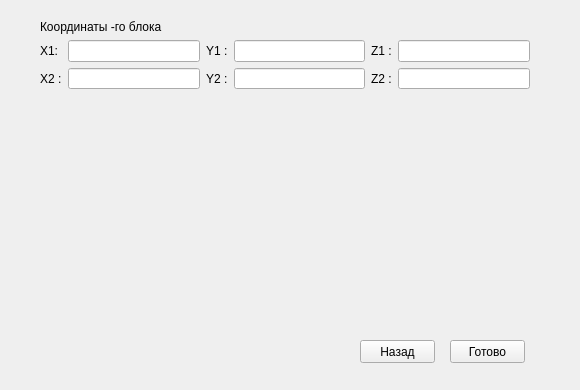
Old version of the form src/gui/Form.ui in the repository v-burlaka/Data.
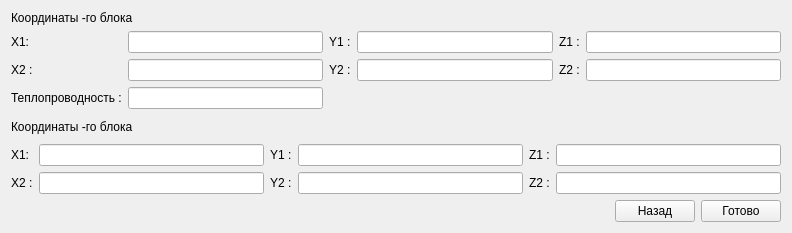
New version of the form.

Patch:
```diff
--- a/src/gui/Form.ui
+++ b/src/gui/Form.ui
@@ -6,48 +6,17 @@
    <rect>
     <x>0</x>
     <y>0</y>
-    <width>580</width>
-    <height>390</height>
+    <width>792</width>
+    <height>233</height>
    </rect>
   </property>
   <property name="windowTitle">
    <string>Form</string>
   </property>
-  <widget class="QPushButton" name="pushButton">
-   <property name="geometry">
-    <rect>
-     <x>450</x>
-     <y>340</y>
-     <width>75</width>
-     <height>23</height>
-    </rect>
-   </property>
-   <property name="text">
-    <string>Готово</string>
-   </property>
-  </widget>
-  <widget class="QPushButton" name="pushButton_2">
-   <property name="geometry">
-    <rect>
-     <x>360</x>
-     <y>340</y>
-     <width>75</width>
-     <height>23</height>
-    </rect>
-   </property>
-   <property name="text">
-    <string>Назад</string>
-   </property>
-  </widget>
-  <widget class="QWidget" name="">
-   <property name="geometry">
-    <rect>
-     <x>40</x>
-     <y>20</y>
-     <width>490</width>
-     <height>69</height>
-    </rect>
-   </property>
+  <layout class="QGridLayout" name="gridLayout_3">
+   <item row="0" column="0">
+    <layout class="QVBoxLayout" name="verticalLayout_2">
+     <item>
    <layout class="QVBoxLayout" name="verticalLayout">
     <item>
      <widget class="QLabel" name="label_7">
@@ -62,7 +31,7 @@
        <widget class="QLineEdit" name="lineEdit"/>
       </item>
       <item row="0" column="0">
-       <widget class="QLabel" name="label">
+          <widget class="QLabel" name="label_x1">
         <property name="text">
          <string>X1:</string>
         </property>
@@ -91,37 +60,156 @@
         </property>
        </widget>
       </item>
-      <item row="1" column="2">
-       <widget class="QLabel" name="label_5">
-        <property name="text">
-         <string>Y2 :</string>
-        </property>
-       </widget>
-      </item>
-      <item row="0" column="2">
-       <widget class="QLabel" name="label_6">
-        <property name="text">
-         <string>Y1 :</string>
-        </property>
-       </widget>
-      </item>
       <item row="0" column="5">
        <widget class="QLineEdit" name="lineEdit_3"/>
       </item>
-      <item row="1" column="4">
-       <widget class="QLabel" name="label_4">
+         <item row="1" column="2">
+          <widget class="QLabel" name="label_y2">
         <property name="text">
-         <string>Z2 :</string>
+            <string>Y2 :</string>
+           </property>
+          </widget>
+         </item>
+         <item row="0" column="2">
+          <widget class="QLabel" name="label_y1">
+           <property name="text">
+            <string>Y1 :</string>
         </property>
        </widget>
       </item>
       <item row="1" column="5">
        <widget class="QLineEdit" name="lineEdit_4"/>
       </item>
+         <item row="1" column="4">
+          <widget class="QLabel" name="label_z2">
+           <property name="text">
+            <string>Z2 :</string>
+           </property>
+          </widget>
+         </item>
+         <item row="2" column="0">
+          <widget class="QLabel" name="label">
+           <property name="text">
+            <string>Теплопроводность :</string>
+           </property>
+          </widget>
+         </item>
+         <item row="2" column="1">
+          <widget class="QLineEdit" name="lineEdit_13"/>
+         </item>
      </layout>
     </item>
    </layout>
-  </widget>
+     </item>
+     <item>
+      <layout class="QVBoxLayout" name="verticalLayout_3">
+       <item>
+        <widget class="QLabel" name="label_head_text_2">
+         <property name="text">
+          <string>Координаты -го блока</string>
+         </property>
+        </widget>
+       </item>
+       <item>
+        <layout class="QGridLayout" name="gridLayout_2">
+         <item row="0" column="1">
+          <widget class="QLineEdit" name="lineEdit_7"/>
+         </item>
+         <item row="0" column="0">
+          <widget class="QLabel" name="label_x1_2">
+           <property name="text">
+            <string>X1:</string>
+           </property>
+          </widget>
+         </item>
+         <item row="1" column="1">
+          <widget class="QLineEdit" name="lineEdit_8"/>
+         </item>
+         <item row="0" column="3">
+          <widget class="QLineEdit" name="lineEdit_9"/>
+         </item>
+         <item row="1" column="3">
+          <widget class="QLineEdit" name="lineEdit_10"/>
+         </item>
+         <item row="1" column="0">
+          <widget class="QLabel" name="label_x2_2">
+           <property name="text">
+            <string>X2 :</string>
+           </property>
+          </widget>
+         </item>
+         <item row="0" column="4">
+          <widget class="QLabel" name="label_z1_2">
+           <property name="text">
+            <string>Z1 :</string>
+           </property>
+          </widget>
+         </item>
+         <item row="1" column="2">
+          <widget class="QLabel" name="label_y2_2">
+           <property name="text">
+            <string>Y2 :</string>
+           </property>
+          </widget>
+         </item>
+         <item row="0" column="2">
+          <widget class="QLabel" name="label_y1_2">
+           <property name="text">
+            <string>Y1 :</string>
+           </property>
+          </widget>
+         </item>
+         <item row="0" column="5">
+          <widget class="QLineEdit" name="lineEdit_11"/>
+         </item>
+         <item row="1" column="4">
+          <widget class="QLabel" name="label_z2_2">
+           <property name="text">
+            <string>Z2 :</string>
+           </property>
+          </widget>
+         </item>
+         <item row="1" column="5">
+          <widget class="QLineEdit" name="lineEdit_12"/>
+         </item>
+        </layout>
+       </item>
+      </layout>
+     </item>
+     <item>
+      <layout class="QHBoxLayout" name="horizontalLayout">
+       <item>
+        <spacer name="horizontalSpacer">
+         <property name="orientation">
+          <enum>Qt::Horizontal</enum>
+         </property>
+         <property name="sizeHint" stdset="0">
+          <size>
+           <width>40</width>
+           <height>20</height>
+          </size>
+         </property>
+        </spacer>
+       </item>
+       <item>
+        <widget class="QPushButton" name="pushButton_2">
+         <property name="text">
+          <string>Назад</string>
+         </property>
+        </widget>
+       </item>
+       <item>
+        <widget class="QPushButton" name="pushButton">
+         <property name="text">
+          <string>Готово</string>
+         </property>
+        </widget>
+       </item>
+      </layout>
+     </item>
+    </layout>
+   </item>
+  </layout>
  </widget>
  <resources/>
  <connections/>
```
Left out of the diff: 6 changed lines with no effect on the pictures. Lines whose indentation alone changed are shown as unchanged.
